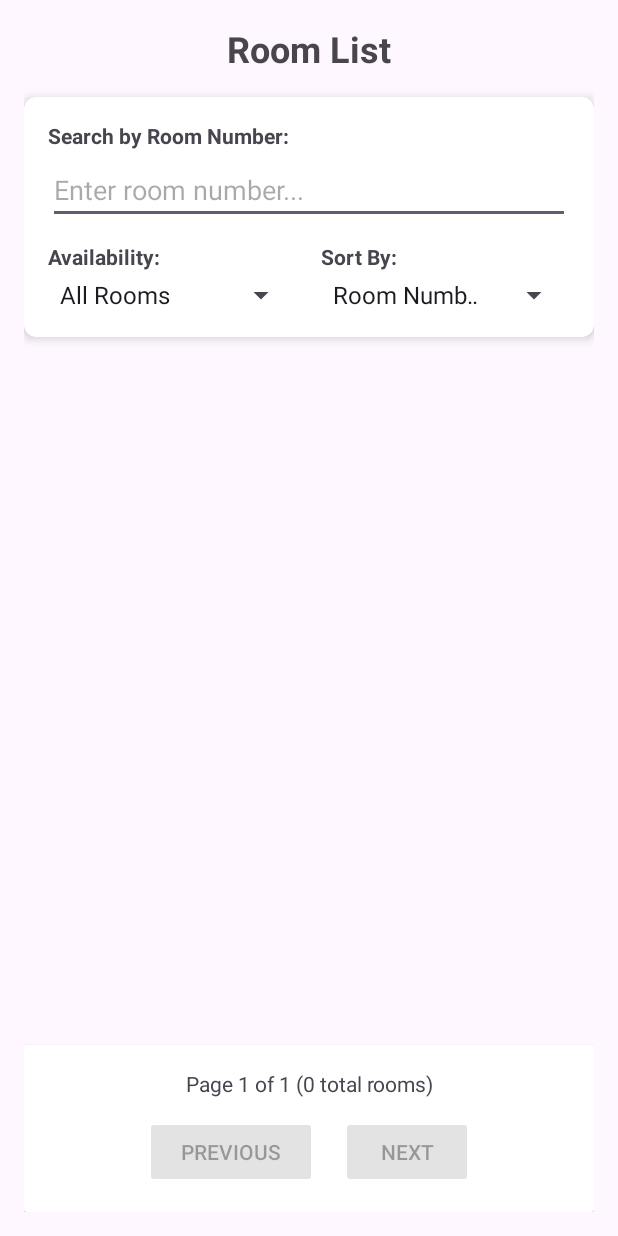
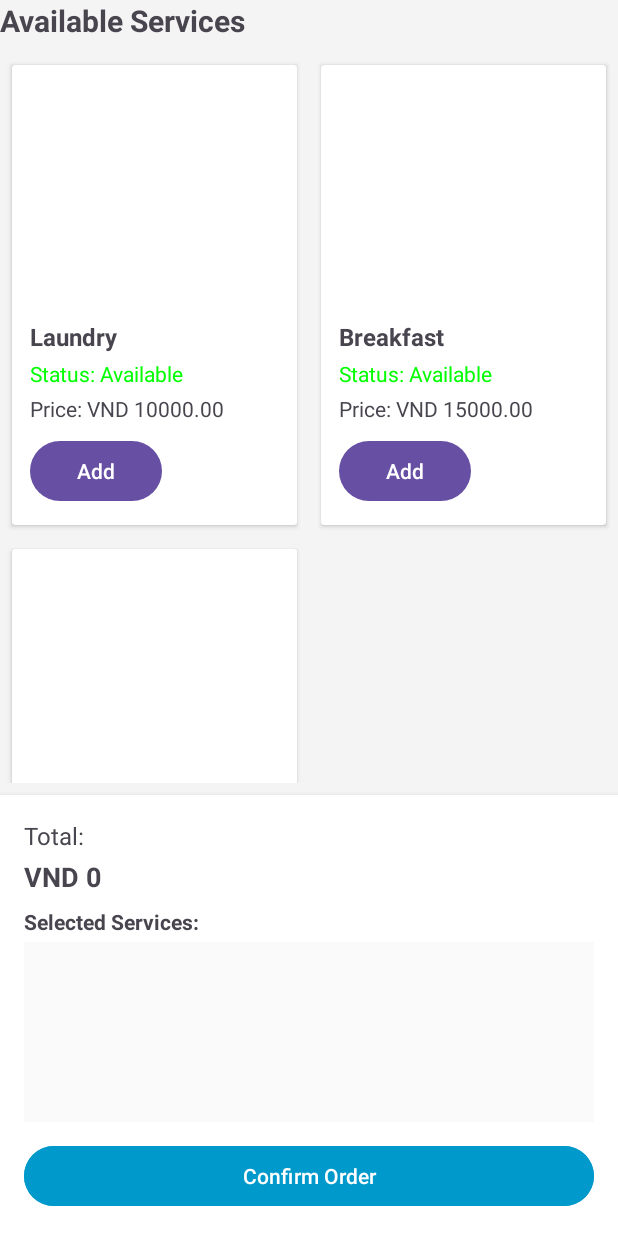
Before and after one commit to Lolrelic12/HotelBookingManagementMobile, an Android app: the screen it shows after launch (RoomListActivity before the commit, ServiceListActivity after it), on a phone screen of 412 x 824 dp. Run offline under Robolectric (Android 15) with nearby library versions, the phone set to English and light mode, and no system bars; pictures from the network do not load.

Commit message:
mock service list

```diff
--- a/app/build.gradle
+++ b/app/build.gradle
@@ -26,6 +26,9 @@ android {
         sourceCompatibility JavaVersion.VERSION_11
         targetCompatibility JavaVersion.VERSION_11
     }
+    buildFeatures {
+        viewBinding true
+    }
 }
 
 dependencies {
@@ -34,6 +37,8 @@ dependencies {
     implementation libs.material
     implementation libs.activity
     implementation libs.constraintlayout
+    implementation libs.navigation.fragment
+    implementation libs.navigation.ui
     testImplementation libs.junit
     androidTestImplementation libs.ext.junit
     androidTestImplementation libs.espresso.core
--- /dev/null
+++ b/app/src/main/java/com/example/hotelmanagement/ServiceListActivity.java
@@ -0,0 +1,114 @@
+package com.example.hotelmanagement;
+
+import android.os.Bundle;
+import android.view.LayoutInflater;
+import android.view.View;
+import android.widget.Button;
+import android.widget.ImageView;
+import android.widget.LinearLayout;
+import android.widget.TextView;
+import android.widget.Toast;
+
+import androidx.activity.EdgeToEdge;
+import androidx.appcompat.app.AppCompatActivity;
+import androidx.core.graphics.Insets;
+import androidx.core.view.ViewCompat;
+import androidx.core.view.WindowInsetsCompat;
+import androidx.recyclerview.widget.GridLayoutManager;
+import androidx.recyclerview.widget.RecyclerView;
+
+import com.bumptech.glide.Glide;
+import com.example.hotelmanagement.adapter.ServiceAdapter;
+import com.example.hotelmanagement.dto.Service.ServiceResponse;
+
+import java.util.ArrayList;
+import java.util.List;
+
+public class ServiceListActivity extends AppCompatActivity {
+
+    private RecyclerView recyclerView;
+    private TextView tvTotalPrice;
+    private double total = 0;
+    private Button btnConfirm;
+    private LinearLayout selectedServiceList;
+
+    @Override
+    protected void onCreate(Bundle savedInstanceState) {
+        super.onCreate(savedInstanceState);
+        EdgeToEdge.enable(this);
+        setContentView(R.layout.activity_service_list);
+
+        ViewCompat.setOnApplyWindowInsetsListener(findViewById(R.id.mainLayout), (v, insets) -> {
+            Insets systemBars = insets.getInsets(WindowInsetsCompat.Type.systemBars());
+            v.setPadding(systemBars.left, systemBars.top, systemBars.right, systemBars.bottom);
+            return insets;
+        });
+
+        recyclerView = findViewById(R.id.recyclerServices);
+        tvTotalPrice = findViewById(R.id.tvTotalPrice);
+        btnConfirm = findViewById(R.id.btnConfirmOrder);
+        selectedServiceList = findViewById(R.id.selectedServiceList);
+
+        List<ServiceResponse> serviceItems = loadMockServices(); // Replace with real API
+        ServiceAdapter adapter = new ServiceAdapter(serviceItems, this::onAddService, this);
+        recyclerView.setAdapter(adapter);
+        recyclerView.setLayoutManager(new GridLayoutManager(this, 2));
+    }
+
+    private void onAddService(ServiceResponse item) {
+        // Skip if the service is unavailable
+        if (!item.isAvailable()) {
+            Toast.makeText(this, "This service is unavailable.", Toast.LENGTH_SHORT).show();
+            return;
+        }
+
+        // Prevent duplicate service being added
+        for (int i = 0; i < selectedServiceList.getChildCount(); i++) {
+            TextView existingName = selectedServiceList.getChildAt(i).findViewById(R.id.tvSelectedServiceName);
+            if (existingName != null && existingName.getText().toString().startsWith(item.name)) {
+                Toast.makeText(this, "Service already added.", Toast.LENGTH_SHORT).show();
+                return;
+            }
+        }
+
+        // Inflate service row
+        View view = LayoutInflater.from(this)
+                .inflate(R.layout.item_selected_service, selectedServiceList, false);
+
+        TextView tvName = view.findViewById(R.id.tvSelectedServiceName);
+        ImageView img = view.findViewById(R.id.imgSelectedService);
+        Button btnRemove = view.findViewById(R.id.btnRemove);
+
+        tvName.setText(item.name + " - VND " + item.price);
+
+        if (item.imageUrl != null && !item.imageUrl.isEmpty()) {
+            Glide.with(this)
+                    .load(item.imageUrl)
+                    .placeholder(R.drawable.ic_placeholder)
+                    .into(img);
+        } else {
+            img.setImageResource(R.drawable.ic_placeholder);
+        }
+
+        // Handle remove
+        btnRemove.setOnClickListener(v -> {
+            selectedServiceList.removeView(view);
+            total -= item.price;
+            if (total < 0) total = 0;
+            tvTotalPrice.setText(String.format("VND %.2f", total));
+        });
+
+        selectedServiceList.addView(view);
+        total += item.price;
+        tvTotalPrice.setText(String.format("VND %.2f", total));
+    }
+
+
+    private List<ServiceResponse> loadMockServices() {
+        List<ServiceResponse> list = new ArrayList<>();
+        list.add(new ServiceResponse("Laundry", "Fast 1-day laundry", "", 10000, true));
+        list.add(new ServiceResponse("Breakfast", "Continental meal", "", 15000, true));
+        list.add(new ServiceResponse("Massage", "Relaxing massage", "", 25000, false));
+        return list;
+    }
+}
--- /dev/null
+++ b/app/src/main/java/com/example/hotelmanagement/adapter/ServiceAdapter.java
@@ -0,0 +1,83 @@
+package com.example.hotelmanagement.adapter;
+
+import android.content.Context;
+import android.content.Intent;
+import android.graphics.Color;
+import android.view.LayoutInflater;
+import android.view.View;
+import android.view.ViewGroup;
+import android.widget.Button;
+import android.widget.ImageView;
+import android.widget.TextView;
+
+import androidx.annotation.NonNull;
+import androidx.recyclerview.widget.RecyclerView;
+
+import com.example.hotelmanagement.R;
+import com.example.hotelmanagement.ServiceDetailActivity;
+import com.example.hotelmanagement.dto.Service.ServiceResponse;
+
+import java.util.List;
+
+public class ServiceAdapter extends RecyclerView.Adapter<ServiceAdapter.ServiceViewHolder> {
+
+    private List<ServiceResponse> services;
+    private final OnAddClickListener listener;
+    private final Context context;
+
+    public interface OnAddClickListener {
+        void onAddClick(ServiceResponse item);
+    }
+
+    public ServiceAdapter(List<ServiceResponse> services, OnAddClickListener listener, Context context) {
+        this.services = services;
+        this.listener = listener;
+        this.context = context;
+    }
+
+    @NonNull
+    @Override
+    public ServiceViewHolder onCreateViewHolder(@NonNull ViewGroup parent, int viewType) {
+        View view = LayoutInflater.from(parent.getContext()).inflate(R.layout.item_service_card, parent, false);
+        return new ServiceViewHolder(view);
+    }
+
+    @Override
+    public void onBindViewHolder(@NonNull ServiceViewHolder holder, int position) {
+        ServiceResponse item = services.get(position);
+        holder.tvName.setText(item.name);
+        holder.tvPrice.setText(String.format("Price: VND %.2f", item.price));
+        holder.tvStatus.setText(item.available ? "Status: Available" : "Status: Unavailable");
+        holder.tvStatus.setTextColor(item.available ? Color.GREEN : Color.RED);
+        holder.btnAdd.setOnClickListener(v -> listener.onAddClick(item));
+        holder.itemView.setOnClickListener(v -> {
+            Intent intent = new Intent(context, ServiceDetailActivity.class);
+            intent.putExtra("name", item.getName());
+            intent.putExtra("price", item.getPrice());
+            intent.putExtra("description", item.getDescription());
+            intent.putExtra("image", item.getImageUrl());
+            intent.putExtra("available", item.isAvailable());
+            context.startActivity(intent);
+        });
+    }
+
+    @Override
+    public int getItemCount() {
+        return services.size();
+    }
+
+    public static class ServiceViewHolder extends RecyclerView.ViewHolder {
+        TextView tvName, tvDesc, tvPrice, tvStatus;
+        ImageView img;
+        Button btnAdd;
+
+        public ServiceViewHolder(@NonNull View itemView) {
+            super(itemView);
+            tvName = itemView.findViewById(R.id.tvServiceName);
+            tvPrice = itemView.findViewById(R.id.tvPrice);
+            tvStatus = itemView.findViewById(R.id.tvStatus);
+            img = itemView.findViewById(R.id.imgService);
+            btnAdd = itemView.findViewById(R.id.btnAddService);
+        }
+    }
+}
--- /dev/null
+++ b/app/src/main/java/com/example/hotelmanagement/dto/Service/ServiceResponse.java
@@ -0,0 +1,57 @@
+package com.example.hotelmanagement.dto.Service;
+
+public class ServiceResponse {
+    public String name;
+    public String description;
+    public String imageUrl;
+    public double price;
+    public boolean available;
+
+    public String getName() {
+        return name;
+    }
+
+    public void setName(String name) {
+        this.name = name;
+    }
+
+    public String getDescription() {
+        return description;
+    }
+
+    public void setDescription(String description) {
+        this.description = description;
+    }
+
+    public String getImageUrl() {
+        return imageUrl;
+    }
+
+    public void setImageUrl(String imageUrl) {
+        this.imageUrl = imageUrl;
+    }
+
+    public double getPrice() {
+        return price;
+    }
+
+    public void setPrice(double price) {
+        this.price = price;
+    }
+
+    public boolean isAvailable() {
+        return available;
+    }
+
+    public void setAvailable(boolean available) {
+        this.available = available;
+    }
+
+    public ServiceResponse(String name, String description, String imageUrl, double price, boolean available) {
+        this.name = name;
+        this.description = description;
+        this.imageUrl = imageUrl;
+        this.price = price;
+        this.available = available;
+    }
+}
--- /dev/null
+++ b/app/src/main/res/drawable/bg_selected_item.xml
@@ -0,0 +1,5 @@
+<shape xmlns:android="http://schemas.android.com/apk/res/android"
+    android:shape="rectangle">
+    <solid android:color="#EEEEEE"/>
+    <corners android:radius="12dp"/>
+</shape>
--- /dev/null
+++ b/app/src/main/res/layout/activity_service_list.xml
@@ -0,0 +1,87 @@
+<LinearLayout xmlns:android="http://schemas.android.com/apk/res/android"
+    android:id="@+id/mainLayout"
+    android:layout_width="match_parent"
+    android:layout_height="match_parent"
+    android:orientation="vertical"
+    android:padding="12dp"
+    android:background="#F4F4F4">
+
+    <!-- Available Services Title -->
+    <TextView
+        android:layout_width="wrap_content"
+        android:layout_height="wrap_content"
+        android:text="Available Services"
+        android:textSize="20sp"
+        android:textStyle="bold"
+        android:paddingBottom="8dp" />
+
+    <!-- Service List -->
+    <androidx.recyclerview.widget.RecyclerView
+        android:id="@+id/recyclerServices"
+        android:layout_width="match_parent"
+        android:layout_height="0dp"
+        android:layout_weight="1"
+        android:clipToPadding="false"
+        android:scrollbars="vertical"
+        android:paddingBottom="8dp" />
+
+    <!-- Bottom Panel -->
+    <LinearLayout
+        android:id="@+id/orderSummaryPanel"
+        android:layout_width="match_parent"
+        android:layout_height="wrap_content"
+        android:orientation="vertical"
+        android:background="#FFFFFF"
+        android:padding="16dp"
+        android:elevation="6dp"
+        android:layout_marginTop="8dp">
+
+        <TextView
+            android:id="@+id/tvTotalLabel"
+            android:layout_width="wrap_content"
+            android:layout_height="wrap_content"
+            android:text="Total:"
+            android:textSize="16sp"
+            android:layout_marginBottom="4dp" />
+
+        <TextView
+            android:id="@+id/tvTotalPrice"
+            android:layout_width="wrap_content"
+            android:layout_height="wrap_content"
+            android:text="VND 0"
+            android:textSize="18sp"
+            android:textStyle="bold"
+            android:layout_marginBottom="8dp" />
+
+        <TextView
+            android:layout_width="wrap_content"
+            android:layout_height="wrap_content"
+            android:text="Selected Services:"
+            android:textStyle="bold"
+            android:layout_marginBottom="4dp" />
+
+        <ScrollView
+            android:layout_width="match_parent"
+            android:layout_height="120dp"
+            android:fillViewport="true"
+            android:background="#FAFAFA">
+
+            <LinearLayout
+                android:id="@+id/selectedServiceList"
+                android:layout_width="match_parent"
+                android:layout_height="wrap_content"
+                android:orientation="vertical"
+                android:padding="4dp" />
+        </ScrollView>
+
+        <Button
+            android:id="@+id/btnConfirmOrder"
+            android:layout_width="match_parent"
+            android:layout_height="wrap_content"
+            android:text="Confirm Order"
+            android:backgroundTint="@android:color/holo_blue_dark"
+            android:textColor="@android:color/white"
+            android:layout_marginTop="12dp"
+            android:elevation="2dp" />
+    </LinearLayout>
+</LinearLayout>
--- /dev/null
+++ b/app/src/main/res/layout/item_service_card.xml
@@ -0,0 +1,50 @@
+<androidx.cardview.widget.CardView xmlns:android="http://schemas.android.com/apk/res/android"
+    android:layout_width="match_parent"
+    android:layout_height="wrap_content"
+    android:layout_margin="8dp"
+    android:elevation="4dp">
+
+    <LinearLayout
+        android:layout_width="match_parent"
+        android:layout_height="wrap_content"
+        android:orientation="vertical"
+        android:padding="12dp">
+
+        <ImageView
+            android:id="@+id/imgService"
+            android:layout_width="match_parent"
+            android:layout_height="150dp"
+            android:scaleType="centerCrop"
+            android:contentDescription="image" />
+
+        <TextView
+            android:id="@+id/tvServiceName"
+            android:layout_width="wrap_content"
+            android:layout_height="wrap_content"
+            android:text="Service Name"
+            android:textStyle="bold"
+            android:textSize="16sp"
+            android:layout_marginTop="8dp"/>
+        <TextView
+            android:id="@+id/tvStatus"
+            android:layout_width="wrap_content"
+            android:layout_height="wrap_content"
+            android:text="Status: Available"
+            android:textColor="@android:color/holo_green_dark"
+            android:layout_marginTop="4dp"/>
+
+        <TextView
+            android:id="@+id/tvPrice"
+            android:layout_width="wrap_content"
+            android:layout_height="wrap_content"
+            android:text="Price: VND 0.00"
+            android:layout_marginTop="4dp"/>
+
+        <Button
+            android:id="@+id/btnAddService"
+            android:layout_width="wrap_content"
+            android:layout_height="wrap_content"
+            android:text="Add"
+            android:layout_marginTop="8dp" />
+    </LinearLayout>
+</androidx.cardview.widget.CardView>
--- /dev/null
+++ b/app/src/main/res/values-land/dimens.xml
@@ -0,0 +1,3 @@
+<resources>
+    <dimen name="fab_margin">48dp</dimen>
+</resources>
--- /dev/null
+++ b/app/src/main/res/values-v23/themes.xml
@@ -0,0 +1,9 @@
+<resources xmlns:tools="http://schemas.android.com/tools">
+
+    <style name="Theme.HotelManagement" parent="Base.Theme.HotelManagement">
+        <!-- Transparent system bars for edge-to-edge. -->
+        <item name="android:navigationBarColor">@android:color/transparent</item>
+        <item name="android:statusBarColor">@android:color/transparent</item>
+        <item name="android:windowLightStatusBar">?attr/isLightTheme</item>
+    </style>
+</resources>
--- /dev/null
+++ b/app/src/main/res/values-w1240dp/dimens.xml
@@ -0,0 +1,3 @@
+<resources>
+    <dimen name="fab_margin">200dp</dimen>
+</resources>
--- /dev/null
+++ b/app/src/main/res/values-w600dp/dimens.xml
@@ -0,0 +1,3 @@
+<resources>
+    <dimen name="fab_margin">48dp</dimen>
+</resources>
--- /dev/null
+++ b/app/src/main/res/values/dimens.xml
@@ -0,0 +1,3 @@
+<resources>
+    <dimen name="fab_margin">16dp</dimen>
+</resources>
--- a/gradle/libs.versions.toml
+++ b/gradle/libs.versions.toml
@@ -7,6 +7,8 @@ appcompat = "1.7.1"
 material = "1.12.0"
 activity = "1.10.1"
 constraintlayout = "2.2.1"
+navigationFragment = "2.9.0"
+navigationUi = "2.9.0"
 
 [libraries]
 junit = { group = "junit", name = "junit", version.ref = "junit" }
@@ -16,6 +18,8 @@ appcompat = { group = "androidx.appcompat", name = "appcompat", version.ref = "a
 material = { group = "com.google.android.material", name = "material", version.ref = "material" }
 activity = { group = "androidx.activity", name = "activity", version.ref = "activity" }
 constraintlayout = { group = "androidx.constraintlayout", name = "constraintlayout", version.ref = "constraintlayout" }
+navigation-fragment = { group = "androidx.navigation", name = "navigation-fragment", version.ref = "navigationFragment" }
+navigation-ui = { group = "androidx.navigation", name = "navigation-ui", version.ref = "navigationUi" }
 
 [plugins]
 android-application = { id = "com.android.application", version.ref = "agp" }
```
Also changed, not shown: app/src/main/AndroidManifest.xml (+17 -12 lines), app/src/main/java/com/example/hotelmanagement/ServiceDetailActivity.java (added, +56 -0 lines), app/src/main/res/layout/activity_service_detail.xml (added, +64 -0 lines), app/src/main/res/layout/item_selected_service.xml (added, +34 -0 lines), app/src/main/res/navigation/nav_graph.xml (added, +28 -0 lines), app/src/main/res/values/strings.xml (+42 -0 lines), app/src/main/res/drawable/ic_placeholder.webp (added).
